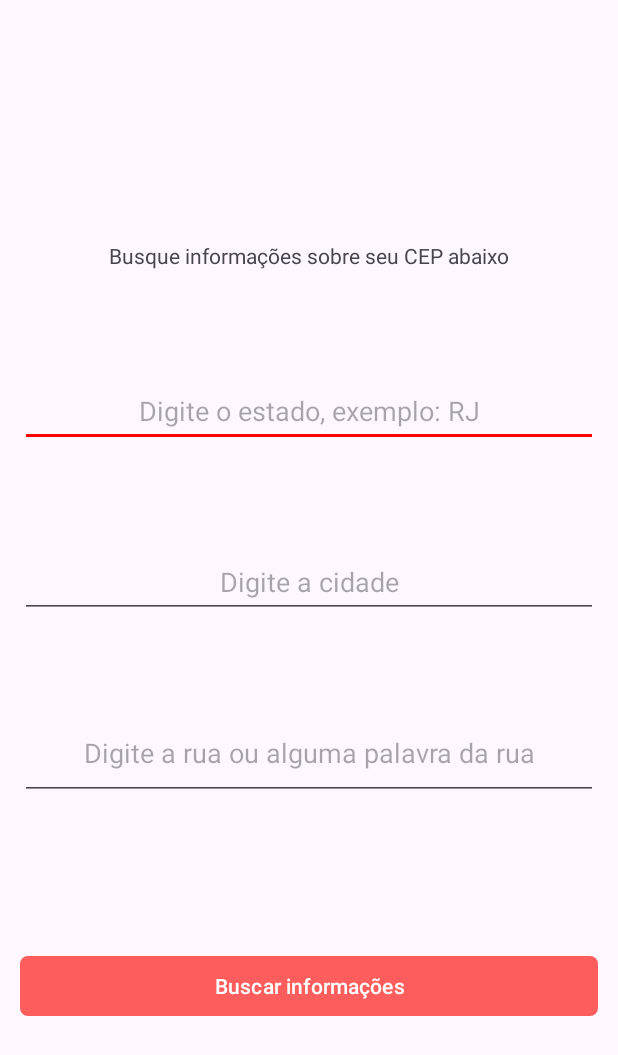
After one commit to N0stalgiaUltra/AcheseuCEP, an Android app: the BuscaAvancadaCEP screen opened directly, with no data from a screen before it, on a phone screen of 412 x 824 dp. The commit adds this screen. Shown: the top 1055 px of the screen. Run offline under Robolectric (Android 15) with nearby library versions, the phone set to English and light mode, and no system bars; our stand-ins replace sdp/ssp sizes.

Commit message:
Added layout to activities

```diff
--- /dev/null
+++ b/app/src/main/java/com/n0stalgiaultra/view/activities/BuscaAvancadaCEP.kt
@@ -0,0 +1,12 @@
+package com.n0stalgiaultra.view.activities
+
+import androidx.appcompat.app.AppCompatActivity
+import android.os.Bundle
+import com.n0stalgiaultra.myapplication.R
+
+class BuscaAvancadaCEP : AppCompatActivity() {
+    override fun onCreate(savedInstanceState: Bundle?) {
+        super.onCreate(savedInstanceState)
+        setContentView(R.layout.activity_busca_avancada_cep)
+    }
+}
--- a/app/src/main/java/com/n0stalgiaultra/view/MainActivity.kt
+++ b/app/src/main/java/com/n0stalgiaultra/view/activities/MainActivity.kt
@@ -1,4 +1,4 @@
-package com.n0stalgiaultra.view
+package com.n0stalgiaultra.view.activities
 
 import androidx.appcompat.app.AppCompatActivity
 import android.os.Bundle
--- /dev/null
+++ b/app/src/main/res/drawable/baseline_search_24.xml
@@ -0,0 +1,5 @@
+<vector android:height="50dp" android:tint="#000000"
+    android:viewportHeight="24" android:viewportWidth="24"
+    android:width="50dp" xmlns:android="http://schemas.android.com/apk/res/android">
+    <path android:fillColor="@android:color/white" android:pathData="M15.5,14h-0.79l-0.28,-0.27C15.41,12.59 16,11.11 16,9.5 16,5.91 13.09,3 9.5,3S3,5.91 3,9.5 5.91,16 9.5,16c1.61,0 3.09,-0.59 4.23,-1.57l0.27,0.28v0.79l5,4.99L20.49,19l-4.99,-5zM9.5,14C7.01,14 5,11.99 5,9.5S7.01,5 9.5,5 14,7.01 14,9.5 11.99,14 9.5,14z"/>
+</vector>
--- /dev/null
+++ b/app/src/main/res/layout/activity_busca_avancada_cep.xml
@@ -0,0 +1,86 @@
+<?xml version="1.0" encoding="utf-8"?>
+<androidx.constraintlayout.widget.ConstraintLayout xmlns:android="http://schemas.android.com/apk/res/android"
+    xmlns:app="http://schemas.android.com/apk/res-auto"
+    xmlns:tools="http://schemas.android.com/tools"
+    android:layout_width="match_parent"
+    android:layout_height="match_parent"
+    tools:context="com.n0stalgiaultra.view.activities.BuscaAvancadaCEP">
+    <TextView
+        android:id="@+id/tv_digiteCep"
+        android:layout_width="wrap_content"
+        android:layout_height="wrap_content"
+        android:text="Busque informações sobre seu CEP abaixo"
+        app:layout_constraintBottom_toBottomOf="parent"
+        app:layout_constraintEnd_toEndOf="parent"
+        app:layout_constraintStart_toStartOf="parent"
+        app:layout_constraintTop_toTopOf="parent"
+        app:layout_constraintVertical_bias=".2" />
+
+    <EditText
+        android:id="@+id/et_estado"
+        android:layout_width="match_parent"
+        android:layout_height="48dp"
+
+        android:hint="Digite o estado, exemplo: RJ"
+        android:gravity="center"
+        android:inputType="text"
+
+        android:layout_margin="@dimen/_10sdp"
+
+        app:layout_constraintBottom_toBottomOf="parent"
+        app:layout_constraintEnd_toEndOf="parent"
+        app:layout_constraintStart_toStartOf="parent"
+        app:layout_constraintTop_toBottomOf="@+id/tv_digiteCep"
+        app:layout_constraintVertical_bias="0.1" />
+
+    <EditText
+        android:id="@+id/et_cidade"
+        android:layout_width="match_parent"
+        android:layout_height="48dp"
+
+        android:hint="Digite a cidade"
+        android:gravity="center"
+        android:inputType="text"
+
+
+        android:layout_margin="@dimen/_10sdp"
+
+        app:layout_constraintBottom_toBottomOf="parent"
+        app:layout_constraintEnd_toEndOf="parent"
+        app:layout_constraintStart_toStartOf="parent"
+        app:layout_constraintTop_toBottomOf="@+id/tv_digiteCep"
+        app:layout_constraintVertical_bias="0.3" />
+
+    <EditText
+        android:id="@+id/et_rua"
+        android:layout_width="match_parent"
+        android:layout_height="@dimen/_48sdp"
+        android:layout_margin="@dimen/_10sdp"
+        android:gravity="center"
+
+
+        android:hint="Digite a rua ou alguma palavra da rua"
+
+        android:inputType="text"
+        app:layout_constraintBottom_toBottomOf="parent"
+        app:layout_constraintEnd_toEndOf="parent"
+        app:layout_constraintStart_toStartOf="parent"
+        app:layout_constraintTop_toBottomOf="@+id/tv_digiteCep"
+        app:layout_constraintVertical_bias="0.5" />
+
+    <Button
+        android:id="@+id/btn_buscaCEP"
+        android:layout_width="match_parent"
+        android:layout_height="wrap_content"
+        android:layout_margin="@dimen/_10sdp"
+        android:layout_marginTop="192dp"
+
+        android:text="Buscar informações"
+        app:cornerRadius="5dp"
+        app:layout_constraintBottom_toBottomOf="parent"
+        app:layout_constraintEnd_toEndOf="parent"
+        app:layout_constraintHorizontal_bias="0.0"
+        app:layout_constraintStart_toStartOf="parent"
+        app:layout_constraintTop_toBottomOf="@+id/et_rua"
+        app:layout_constraintVertical_bias="0.4" />
+</androidx.constraintlayout.widget.ConstraintLayout>
```
Also changed, not shown: app/src/main/AndroidManifest.xml (+8 -2 lines), app/src/main/java/com/n0stalgiaultra/view/activities/BuscaPorCEPActivity.kt (added, +12 -0 lines), app/src/main/res/layout/activity_busca_por_cepactivity.xml (added, +53 -0 lines), app/src/main/res/layout/activity_main.xml (+51 -3 lines).
